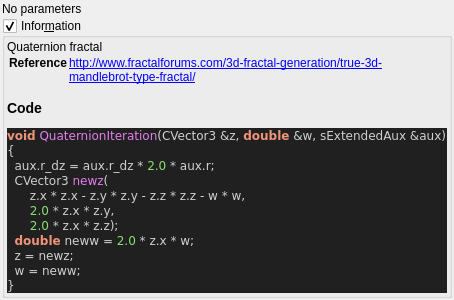
First picture: the form in mandelbulber2/qt_data/fractal_quaternion.ui, repository buddhi1980/mandelbulber2, before the edit.
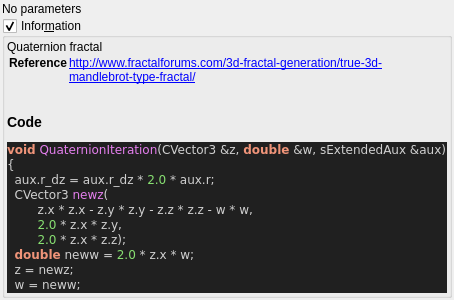
Second picture: the form after the edit. Custom widgets are drawn as their Qt base class.

Commit message:
stripped code highlight output to body tag
 the surrounding part (HTML Tag and comment) contained version specific parts.
 Now only the body tag will be written to the ui file,
 so the complete output of populateUiInformation.php should be reproducable.

 Also readded broken symlinks in deploy/share/mandelbulber2

```diff
--- a/mandelbulber2/qt_data/fractal_quaternion.ui
+++ b/mandelbulber2/qt_data/fractal_quaternion.ui
@@ -67,32 +67,24 @@
        <widget class="QLabel" name="label_code_content">
         <property name="text">
          <string>&lt;p&gt;Quaternion fractal&lt;/p&gt;&lt;table&gt;
-&lt;tr&gt;&lt;th&gt;Reference&lt;/th&gt;&lt;td&gt;&lt;a href=&quot;http://www.fractalforums.com/3d-fractal-generation/true-3d-mandlebrot-type-fractal/&quot;&gt;http://www.fractalforums.com/3d-fractal-generation/true-3d-mandlebrot-type-fractal/&lt;/a&gt;&lt;/td&gt;&lt;/tr&gt;
+&lt;tr&gt;&lt;th&gt;Reference&lt;/th&gt;&lt;td&gt;&lt;a href=&quot;http://www.fractalforums.com/3d-fractal-generation/true-3d-mandlebrot-type-fractal/&quot;&gt;http://www.fractalforums.com/3d-fractal-generation/true-3d-mandlebrot-type-fractal/&lt;br&gt;
+&lt;/td&gt;&lt;/tr&gt;
 &lt;/table&gt;
 &lt;h3&gt;Code&lt;/h3&gt;
-&lt;!DOCTYPE HTML PUBLIC &quot;-//W3C//DTD HTML 4.0 Transitional//EN&quot;&gt;
-&lt;html&gt;
-&lt;head&gt;
-&lt;meta http-equiv=&quot;content-type&quot; content=&quot;text/html; charset=ISO-8859-1&quot;&gt;
-&lt;title&gt;Source file&lt;/title&gt;
-&lt;/head&gt;
 &lt;body style=&quot;background-color:#202020&quot;&gt;
-&lt;pre style=&quot;color:#d0d0d0; background-color:#202020;  font-family:'Courier New';&quot;&gt;&lt;span style=&quot;color:#f09479; font-weight:bold&quot;&gt;void&lt;/span&gt; &lt;span style=&quot;color:#e47eed&quot;&gt;QuaternionIteration&lt;/span&gt;&lt;span style=&quot;color:#d0d0d0&quot;&gt;(&lt;/span&gt;CVector3 &lt;span style=&quot;color:#d0d0d0&quot;&gt;&amp;amp;&lt;/span&gt;z&lt;span style=&quot;color:#d0d0d0&quot;&gt;,&lt;/span&gt; &lt;span style=&quot;color:#f09479; font-weight:bold&quot;&gt;double&lt;/span&gt; &lt;span style=&quot;color:#d0d0d0&quot;&gt;&amp;amp;&lt;/span&gt;w&lt;span style=&quot;color:#d0d0d0&quot;&gt;,&lt;/span&gt; sExtendedAux &lt;span style=&quot;color:#d0d0d0&quot;&gt;&amp;amp;&lt;/span&gt;aux&lt;span style=&quot;color:#d0d0d0&quot;&gt;)&lt;/span&gt;
+&lt;pre style=&quot;color:#d0d0d0; background-color:#202020;  font-family:'Courier New',monospace;&quot;&gt;&lt;span style=&quot;color:#f09479; font-weight:bold&quot;&gt;void&lt;/span&gt; &lt;span style=&quot;color:#e47eed&quot;&gt;QuaternionIteration&lt;/span&gt;&lt;span style=&quot;color:#d0d0d0&quot;&gt;(&lt;/span&gt;CVector3 &lt;span style=&quot;color:#d0d0d0&quot;&gt;&amp;amp;&lt;/span&gt;z&lt;span style=&quot;color:#d0d0d0&quot;&gt;,&lt;/span&gt; &lt;span style=&quot;color:#f09479; font-weight:bold&quot;&gt;double&lt;/span&gt; &lt;span style=&quot;color:#d0d0d0&quot;&gt;&amp;amp;&lt;/span&gt;w&lt;span style=&quot;color:#d0d0d0&quot;&gt;,&lt;/span&gt; sExtendedAux &lt;span style=&quot;color:#d0d0d0&quot;&gt;&amp;amp;&lt;/span&gt;aux&lt;span style=&quot;color:#d0d0d0&quot;&gt;)&lt;/span&gt;
 &lt;span style=&quot;color:#d0d0d0&quot;&gt;{&lt;/span&gt;
   aux&lt;span style=&quot;color:#d0d0d0&quot;&gt;.&lt;/span&gt;r_dz &lt;span style=&quot;color:#d0d0d0&quot;&gt;=&lt;/span&gt; aux&lt;span style=&quot;color:#d0d0d0&quot;&gt;.&lt;/span&gt;r_dz &lt;span style=&quot;color:#d0d0d0&quot;&gt;*&lt;/span&gt; &lt;span style=&quot;color:#87df71&quot;&gt;2.0&lt;/span&gt; &lt;span style=&quot;color:#d0d0d0&quot;&gt;*&lt;/span&gt; aux&lt;span style=&quot;color:#d0d0d0&quot;&gt;.&lt;/span&gt;r&lt;span style=&quot;color:#d0d0d0&quot;&gt;;&lt;/span&gt;
   CVector3 &lt;span style=&quot;color:#e47eed&quot;&gt;newz&lt;/span&gt;&lt;span style=&quot;color:#d0d0d0&quot;&gt;(&lt;/span&gt;
-      z&lt;span style=&quot;color:#d0d0d0&quot;&gt;.&lt;/span&gt;x &lt;span style=&quot;color:#d0d0d0&quot;&gt;*&lt;/span&gt; z&lt;span style=&quot;color:#d0d0d0&quot;&gt;.&lt;/span&gt;x &lt;span style=&quot;color:#d0d0d0&quot;&gt;-&lt;/span&gt; z&lt;span style=&quot;color:#d0d0d0&quot;&gt;.&lt;/span&gt;y &lt;span style=&quot;color:#d0d0d0&quot;&gt;*&lt;/span&gt; z&lt;span style=&quot;color:#d0d0d0&quot;&gt;.&lt;/span&gt;y &lt;span style=&quot;color:#d0d0d0&quot;&gt;-&lt;/span&gt; z&lt;span style=&quot;color:#d0d0d0&quot;&gt;.&lt;/span&gt;z &lt;span style=&quot;color:#d0d0d0&quot;&gt;*&lt;/span&gt; z&lt;span style=&quot;color:#d0d0d0&quot;&gt;.&lt;/span&gt;z &lt;span style=&quot;color:#d0d0d0&quot;&gt;-&lt;/span&gt; w &lt;span style=&quot;color:#d0d0d0&quot;&gt;*&lt;/span&gt; w&lt;span style=&quot;color:#d0d0d0&quot;&gt;,&lt;/span&gt;
-      &lt;span style=&quot;color:#87df71&quot;&gt;2.0&lt;/span&gt; &lt;span style=&quot;color:#d0d0d0&quot;&gt;*&lt;/span&gt; z&lt;span style=&quot;color:#d0d0d0&quot;&gt;.&lt;/span&gt;x &lt;span style=&quot;color:#d0d0d0&quot;&gt;*&lt;/span&gt; z&lt;span style=&quot;color:#d0d0d0&quot;&gt;.&lt;/span&gt;y&lt;span style=&quot;color:#d0d0d0&quot;&gt;,&lt;/span&gt;
-      &lt;span style=&quot;color:#87df71&quot;&gt;2.0&lt;/span&gt; &lt;span style=&quot;color:#d0d0d0&quot;&gt;*&lt;/span&gt; z&lt;span style=&quot;color:#d0d0d0&quot;&gt;.&lt;/span&gt;x &lt;span style=&quot;color:#d0d0d0&quot;&gt;*&lt;/span&gt; z&lt;span style=&quot;color:#d0d0d0&quot;&gt;.&lt;/span&gt;z&lt;span style=&quot;color:#d0d0d0&quot;&gt;);&lt;/span&gt;
+        z&lt;span style=&quot;color:#d0d0d0&quot;&gt;.&lt;/span&gt;x &lt;span style=&quot;color:#d0d0d0&quot;&gt;*&lt;/span&gt; z&lt;span style=&quot;color:#d0d0d0&quot;&gt;.&lt;/span&gt;x &lt;span style=&quot;color:#d0d0d0&quot;&gt;-&lt;/span&gt; z&lt;span style=&quot;color:#d0d0d0&quot;&gt;.&lt;/span&gt;y &lt;span style=&quot;color:#d0d0d0&quot;&gt;*&lt;/span&gt; z&lt;span style=&quot;color:#d0d0d0&quot;&gt;.&lt;/span&gt;y &lt;span style=&quot;color:#d0d0d0&quot;&gt;-&lt;/span&gt; z&lt;span style=&quot;color:#d0d0d0&quot;&gt;.&lt;/span&gt;z &lt;span style=&quot;color:#d0d0d0&quot;&gt;*&lt;/span&gt; z&lt;span style=&quot;color:#d0d0d0&quot;&gt;.&lt;/span&gt;z &lt;span style=&quot;color:#d0d0d0&quot;&gt;-&lt;/span&gt; w &lt;span style=&quot;color:#d0d0d0&quot;&gt;*&lt;/span&gt; w&lt;span style=&quot;color:#d0d0d0&quot;&gt;,&lt;/span&gt;
+        &lt;span style=&quot;color:#87df71&quot;&gt;2.0&lt;/span&gt; &lt;span style=&quot;color:#d0d0d0&quot;&gt;*&lt;/span&gt; z&lt;span style=&quot;color:#d0d0d0&quot;&gt;.&lt;/span&gt;x &lt;span style=&quot;color:#d0d0d0&quot;&gt;*&lt;/span&gt; z&lt;span style=&quot;color:#d0d0d0&quot;&gt;.&lt;/span&gt;y&lt;span style=&quot;color:#d0d0d0&quot;&gt;,&lt;/span&gt;
+        &lt;span style=&quot;color:#87df71&quot;&gt;2.0&lt;/span&gt; &lt;span style=&quot;color:#d0d0d0&quot;&gt;*&lt;/span&gt; z&lt;span style=&quot;color:#d0d0d0&quot;&gt;.&lt;/span&gt;x &lt;span style=&quot;color:#d0d0d0&quot;&gt;*&lt;/span&gt; z&lt;span style=&quot;color:#d0d0d0&quot;&gt;.&lt;/span&gt;z&lt;span style=&quot;color:#d0d0d0&quot;&gt;);&lt;/span&gt;
   &lt;span style=&quot;color:#f09479; font-weight:bold&quot;&gt;double&lt;/span&gt; neww &lt;span style=&quot;color:#d0d0d0&quot;&gt;=&lt;/span&gt; &lt;span style=&quot;color:#87df71&quot;&gt;2.0&lt;/span&gt; &lt;span style=&quot;color:#d0d0d0&quot;&gt;*&lt;/span&gt; z&lt;span style=&quot;color:#d0d0d0&quot;&gt;.&lt;/span&gt;x &lt;span style=&quot;color:#d0d0d0&quot;&gt;*&lt;/span&gt; w&lt;span style=&quot;color:#d0d0d0&quot;&gt;;&lt;/span&gt;
   z &lt;span style=&quot;color:#d0d0d0&quot;&gt;=&lt;/span&gt; newz&lt;span style=&quot;color:#d0d0d0&quot;&gt;;&lt;/span&gt;
   w &lt;span style=&quot;color:#d0d0d0&quot;&gt;=&lt;/span&gt; neww&lt;span style=&quot;color:#d0d0d0&quot;&gt;;&lt;/span&gt;
 &lt;span style=&quot;color:#d0d0d0&quot;&gt;}&lt;/span&gt;
 &lt;/pre&gt;
-&lt;/body&gt;
-&lt;/html&gt;
-&lt;!--HTML generated by highlight 3.9, http://www.andre-simon.de/--&gt;
-</string>
+&lt;/body&gt;</string>
         </property>
         <property name="wordWrap">
          <bool>true</bool>
```
The commit also changes 109 other files.
